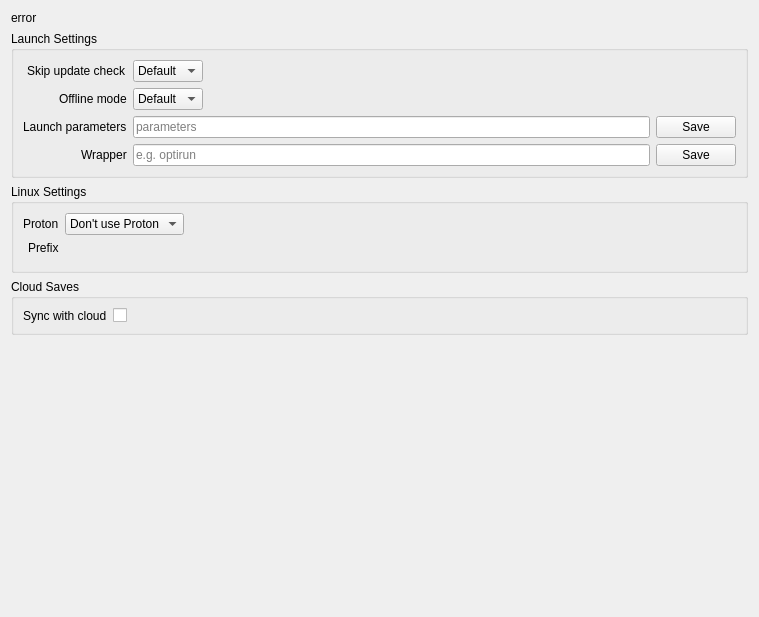
RareDevs/Rare, file rare/ui/components/tabs/games/game_info/game_settings.ui: the form before one commit.
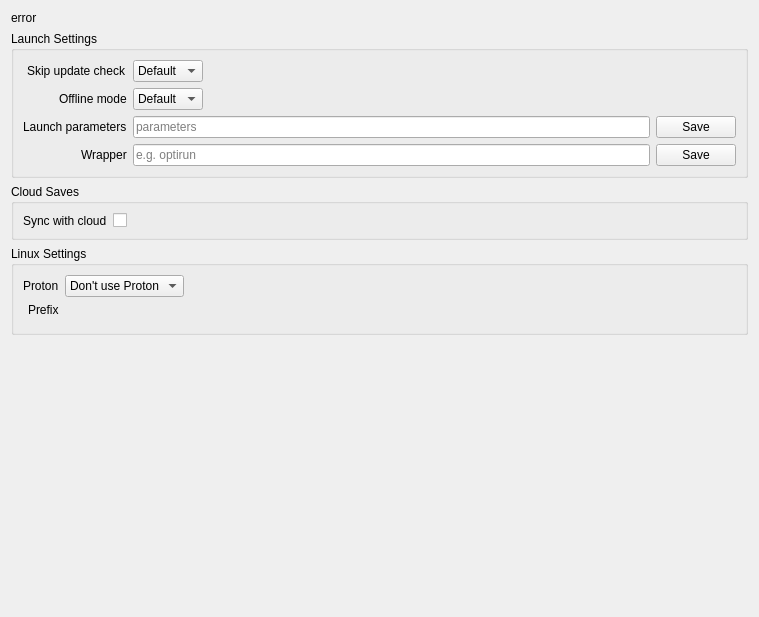
The form after the commit.

Commit message: GameSettings: Move cloud saves above linux settings

```diff
--- a/rare/ui/components/tabs/games/game_info/game_settings.ui
+++ b/rare/ui/components/tabs/games/game_info/game_settings.ui
@@ -190,6 +190,29 @@
      </layout>
     </widget>
    </item>
+   <item>
+    <widget class="QGroupBox" name="cloud_gb">
+     <property name="title">
+      <string>Cloud Saves</string>
+     </property>
+     <layout class="QFormLayout" name="formLayout">
+      <item row="0" column="0">
+       <widget class="QLabel" name="cloud_sync_label">
+        <property name="text">
+         <string>Sync with cloud</string>
+        </property>
+       </widget>
+      </item>
+      <item row="0" column="1">
+       <widget class="QCheckBox" name="cloud_sync">
+        <property name="text">
+         <string notr="true"/>
+        </property>
+       </widget>
+      </item>
+     </layout>
+    </widget>
+   </item>
    <item alignment="Qt::AlignTop">
     <widget class="QGroupBox" name="proton_groupbox">
      <property name="title">
@@ -241,29 +264,6 @@
      </layout>
     </widget>
    </item>
-      <item>
-          <widget class="QGroupBox" name="cloud_gb">
-              <property name="title">
-                  <string>Cloud Saves</string>
-              </property>
-              <layout class="QFormLayout" name="formLayout">
-                  <item row="0" column="0">
-                      <widget class="QLabel" name="cloud_sync_label">
-                          <property name="text">
-                              <string>Sync with cloud</string>
-                          </property>
-                      </widget>
-                  </item>
-                  <item row="0" column="1">
-                      <widget class="QCheckBox" name="cloud_sync">
-                          <property name="text">
-                              <string notr="true"/>
-                          </property>
-                      </widget>
-                  </item>
-              </layout>
-          </widget>
-      </item>
       <item>
           <spacer name="game_settings_vspacer">
               <property name="orientation">
```
Lines whose indentation alone changed are shown as unchanged. The commit also changes 1 other file.
